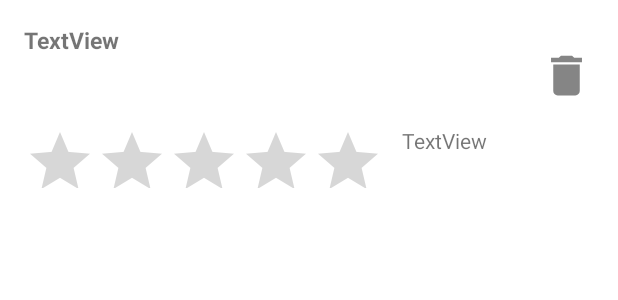
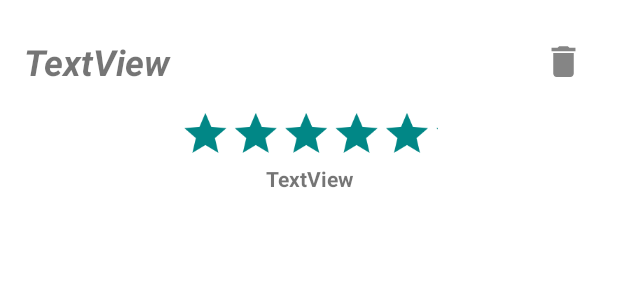
Before and after one commit to Noknot2810/GruzdevNicePhrases, an Android app: the layout phrase_item.xml on its own in the app's theme, with its tools: preview values and no code run, on a phone screen of 412 x 824 dp. Shown: the top 300 px of the screen. Run offline under Robolectric (Android 15) with nearby library versions, the phone set to English and light mode, and no system bars.

Commit message:
Rating bug fixed

```diff
--- a/app/src/main/java/com/example/gruzdevnicephrases/others/PhraseAdapter.kt
+++ b/app/src/main/java/com/example/gruzdevnicephrases/others/PhraseAdapter.kt
@@ -3,6 +3,7 @@ package com.example.gruzdevnicephrases.others
 import android.view.LayoutInflater
 import android.view.View
 import android.view.ViewGroup
+import android.widget.RatingBar
 import androidx.recyclerview.widget.RecyclerView
 import com.example.gruzdevnicephrases.R
 import com.example.gruzdevnicephrases.data.db.entities.Phrase
@@ -24,15 +25,29 @@ class PhraseAdapter(
         with(holder.binding) {
             val curPhrase = phrases[position]
 
-            txtPhraseText.text = curPhrase.text
-            txtRatingInfo.text = curPhrase.grating.toString() +
+            txtPhraseText.text = "«" + curPhrase.text + "»"
+            txtRatingInfo.text = "%.2f".format(curPhrase.grating) +
                     " (" + curPhrase.gcount.toString() + ")"
 
             ivDelete.setOnClickListener {
                 viewModel.del_phrase(curPhrase)
             }
 
+            ratingPhrase.onRatingBarChangeListener =
+                RatingBar.OnRatingBarChangeListener { ratingBar, _, _ ->
+                    curPhrase.grating = (curPhrase.grating * curPhrase.gcount.toFloat() + ratingPhrase.rating)
+                    curPhrase.gcount++
+                    curPhrase.grating /= curPhrase.gcount.toFloat()
+                    txtRatingInfo.text = "%.2f".format(curPhrase.grating) +
+                            " (" + curPhrase.gcount.toString() + ")"
+                    ratingPhrase.isEnabled = false
+                    viewModel.new_phrase(curPhrase)
+                }
+
+
+            /*
             ratingPhrase.setOnClickListener(){
+                txtPhraseText.text = curPhrase.text + "!!!"
                 curPhrase.grating = (curPhrase.grating * curPhrase.gcount.toFloat() + ratingPhrase.rating)
                 curPhrase.gcount++
                 curPhrase.grating /= curPhrase.gcount.toFloat()
@@ -41,11 +56,12 @@ class PhraseAdapter(
                 ratingPhrase.isEnabled = false
                 viewModel.new_phrase(curPhrase)
             }
-
+            */
         }
     }
 
     override fun getItemCount(): Int {
         return phrases.count()
     }
+
 }
--- a/app/src/main/res/layout/phrase_item.xml
+++ b/app/src/main/res/layout/phrase_item.xml
@@ -8,40 +8,54 @@
 
     <TextView
         android:id="@+id/txtPhraseText"
-        android:layout_width="336dp"
-        android:layout_height="60dp"
+        android:layout_width="338dp"
+        android:layout_height="match_parent"
+        android:minHeight="50dp"
         android:text="TextView"
-        android:textSize="15sp"
-        android:textStyle="bold"
+        android:textSize="24sp"
+        android:textStyle="italic|bold"
+        android:gravity="center_vertical"
+        app:autoSizeTextType="uniform"
+        app:autoSizeMaxTextSize="24sp"
         app:layout_constraintStart_toStartOf="parent"
         app:layout_constraintTop_toTopOf="parent" />
 
     <ImageView
         android:id="@+id/ivDelete"
-        android:layout_width="35dp"
-        android:layout_height="35dp"
+        android:layout_width="27dp"
+        android:layout_height="31dp"
         android:layout_marginStart="8dp"
         android:src="@drawable/ic_delete_phrase"
-        app:layout_constraintBottom_toTopOf="@+id/txtRatingInfo"
+        app:layout_constraintBottom_toTopOf="@+id/ratingPhrase"
         app:layout_constraintStart_toEndOf="@+id/txtPhraseText"
         app:layout_constraintTop_toTopOf="parent" />
 
     <RatingBar
         android:id="@+id/ratingPhrase"
-        android:layout_width="244dp"
-        android:layout_height="41dp"
-        android:layout_marginTop="8dp"
+        style="@android:attr/ratingBarStyleSmall"
+        android:layout_width="245dp"
+        android:layout_height="43dp"
         android:contentDescription="The rating of the phrase"
+        android:max="5"
+        android:numStars="5"
+        android:progressBackgroundTint="@color/teal_700"
+        android:progressTint="@color/black"
+        android:rating="0"
+        android:scaleX="0.7"
+        android:scaleY="0.7"
+        android:stepSize="1"
+        app:layout_constraintEnd_toEndOf="parent"
         app:layout_constraintStart_toStartOf="parent"
         app:layout_constraintTop_toBottomOf="@+id/txtPhraseText" />
 
     <TextView
         android:id="@+id/txtRatingInfo"
-        android:layout_width="128dp"
-        android:layout_height="41dp"
-        android:layout_marginStart="8dp"
-        android:layout_marginTop="8dp"
+        android:layout_width="375dp"
+        android:layout_height="31dp"
+        android:gravity="center_horizontal"
         android:text="TextView"
-        app:layout_constraintStart_toEndOf="@+id/ratingPhrase"
-        app:layout_constraintTop_toBottomOf="@+id/txtPhraseText" />
+        android:textStyle="bold"
+        app:layout_constraintEnd_toEndOf="parent"
+        app:layout_constraintStart_toStartOf="parent"
+        app:layout_constraintTop_toBottomOf="@+id/ratingPhrase" />
 </androidx.constraintlayout.widget.ConstraintLayout>
```
